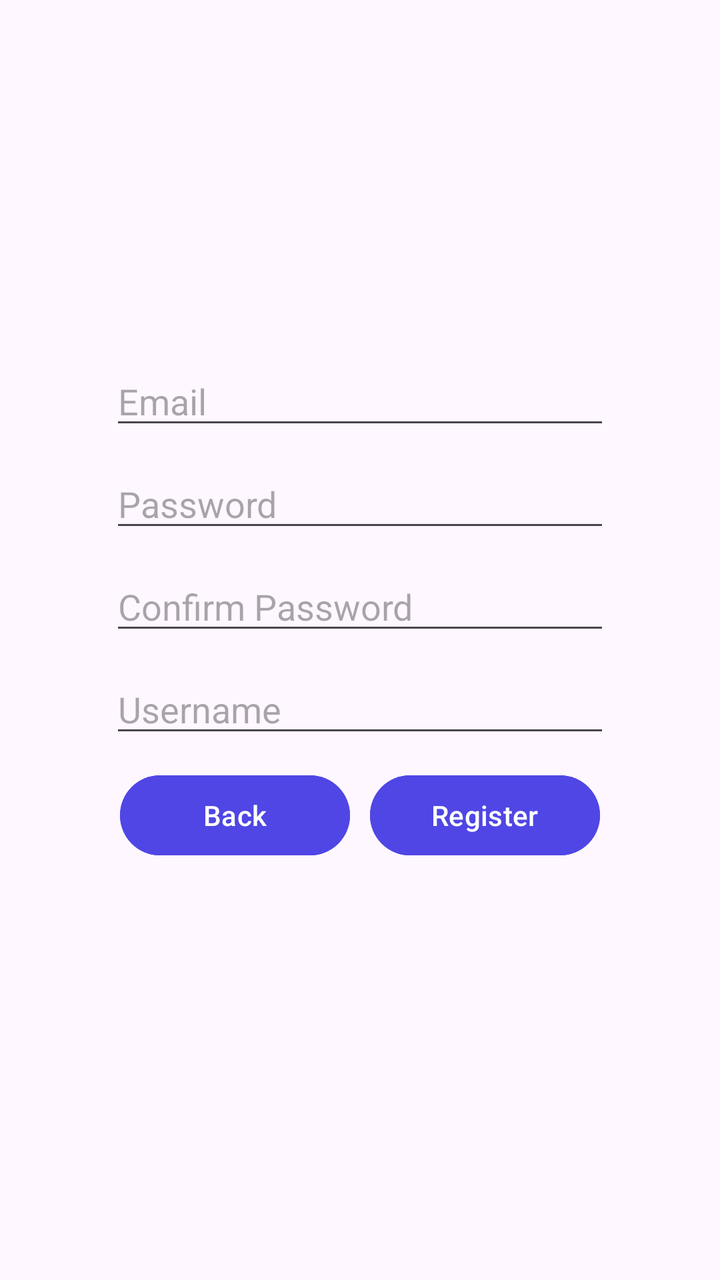
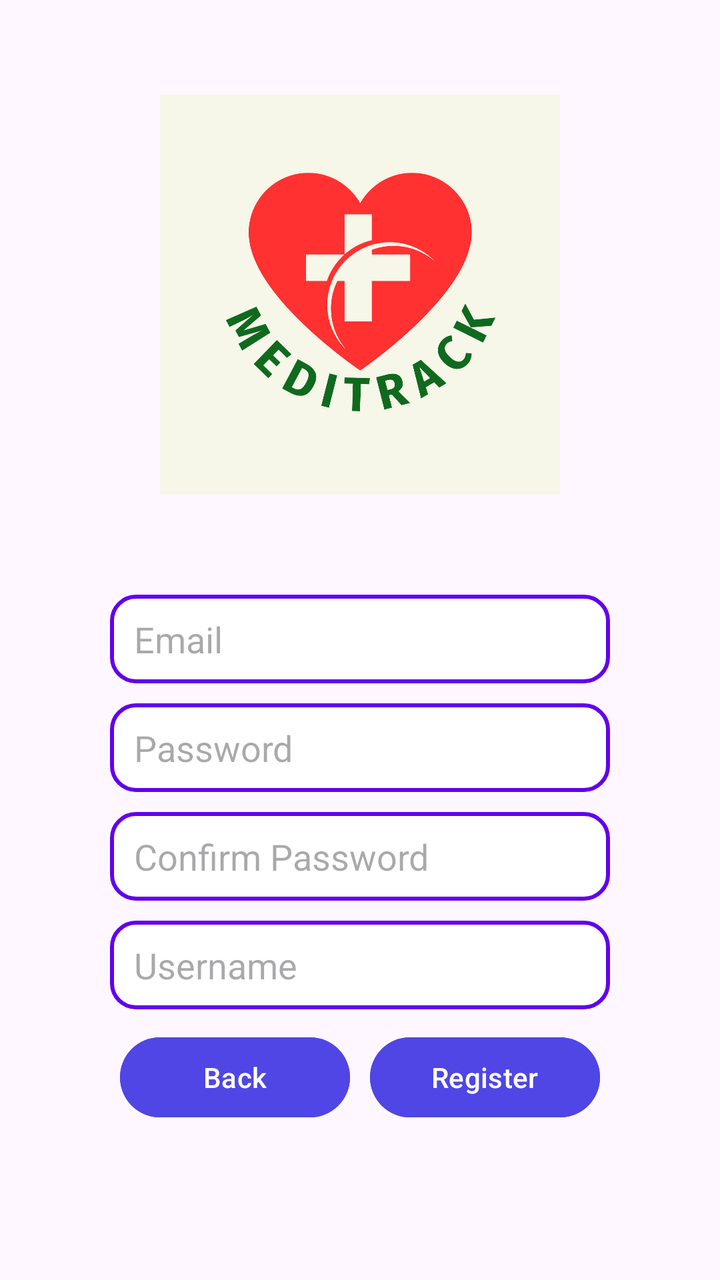

Compare the two renders of this Android layout. The source of the first and the diff that turns it into the second are given below.
<!-- AndroidManifest.xml: application theme Theme.MediTrack -->
<!-- res/layout/activity_register.xml -->
<?xml version="1.0" encoding="utf-8"?>
<LinearLayout xmlns:android="http://schemas.android.com/apk/res/android"
    android:id="@+id/main"
    android:layout_width="match_parent"
    android:layout_height="match_parent"
    android:orientation="vertical"
    android:gravity="center">

    <LinearLayout
        android:layout_width="300dp"
        android:layout_height="wrap_content"
        android:orientation="vertical"
        android:layout_marginBottom="30dp">

        
        <EditText
            android:layout_width="250dp"
            android:layout_height="wrap_content"
            android:id="@+id/newEmail"
            android:inputType="textEmailAddress"
            android:hint="Email"
            android:layout_marginBottom="10dp"
            android:layout_gravity="center" />

        
        <EditText
            android:layout_width="250dp"
            android:layout_height="wrap_content"
            android:id="@+id/newPass"
            android:inputType="textPassword"
            android:hint="Password"
            android:layout_marginBottom="10dp"
            android:layout_gravity="center" />

        
        <EditText
            android:layout_width="250dp"
            android:layout_height="wrap_content"
            android:id="@+id/checkNewPass"
            android:inputType="textPassword"
            android:hint="Confirm Password"
            android:layout_marginBottom="10dp"
            android:layout_gravity="center" />

        
        <EditText
            android:layout_width="250dp"
            android:layout_height="wrap_content"
            android:id="@+id/username"
            android:inputType="text"
            android:hint="Username"
            android:layout_marginBottom="10dp"
            android:layout_gravity="center" />

        <LinearLayout
            android:layout_width="match_parent"
            android:layout_height="wrap_content"
            android:orientation="horizontal"
            android:gravity="center">

            
            <Button
                android:layout_width="115dp"
                android:layout_height="wrap_content"
                android:id="@+id/loginReturnBtn"
                android:text="Back"
                android:layout_marginRight="5dp"
                android:backgroundTint="#4F46E5"/>

            
            <Button
                android:layout_width="115dp"
                android:layout_height="wrap_content"
                android:id="@+id/registerBtn"
                android:text="Register"
                android:layout_marginLeft="5dp"
                android:backgroundTint="#4F46E5"/>

        </LinearLayout>

    </LinearLayout>

</LinearLayout>
<!-- resources referenced by this layout -->
<resources>
  <style name="Theme.MediTrack" parent="Base.Theme.MediTrack" />
  <style name="Base.Theme.MediTrack" parent="Theme.Material3.DayNight.NoActionBar">
          
          
      </style>
</resources>

<!-- the commit's change to res/layout/activity_register.xml (unified diff, before → after) -->
@@ -5,6 +5,12 @@
     android:layout_height="match_parent"
     android:orientation="vertical"
     android:gravity="center">
+
+    <ImageView
+        android:layout_width="200dp"
+        android:layout_height="200dp"
+        android:src="@drawable/meditracklogo"
+        android:layout_marginBottom="50dp"/>
 
     <LinearLayout
         android:layout_width="300dp"
@@ -20,7 +26,8 @@
             android:inputType="textEmailAddress"
             android:hint="Email"
             android:layout_marginBottom="10dp"
-            android:layout_gravity="center" />
+            android:layout_gravity="center"
+            android:background="@drawable/edittext_bg"/>
 
         
         <EditText
@@ -30,7 +37,8 @@
             android:inputType="textPassword"
             android:hint="Password"
             android:layout_marginBottom="10dp"
-            android:layout_gravity="center" />
+            android:layout_gravity="center"
+            android:background="@drawable/edittext_bg"/>
 
         
         <EditText
@@ -40,7 +48,8 @@
             android:inputType="textPassword"
             android:hint="Confirm Password"
             android:layout_marginBottom="10dp"
-            android:layout_gravity="center" />
+            android:layout_gravity="center"
+            android:background="@drawable/edittext_bg"/>
 
         
         <EditText
@@ -50,7 +59,8 @@
             android:inputType="text"
             android:hint="Username"
             android:layout_marginBottom="10dp"
-            android:layout_gravity="center" />
+            android:layout_gravity="center"
+            android:background="@drawable/edittext_bg"/>
 
         <LinearLayout
             android:layout_width="match_parent"
<!-- resource entries referenced after the edit -->
@@ -1,5 +1,25 @@
 <!-- resources referenced by this layout -->
 <resources>
+  <!-- drawable edittext_bg (drawable) -->
+  <?xml version="1.0" encoding="utf-8"?>
+  <shape xmlns:android="http://schemas.android.com/apk/res/android">
+  
+      <solid android:color="#FFFFFF"/>
+  
+      <stroke
+          android:width="2dp"
+          android:color="#6200EE"/>
+  
+      <corners android:radius="12dp"/>
+  
+      <padding
+          android:left="12dp"
+          android:right="12dp"
+          android:top="10dp"
+          android:bottom="10dp"/>
+  
+  </shape>
+  <!-- drawable meditracklogo: png bitmap (drawable, 123612 bytes) -->
   <style name="Theme.MediTrack" parent="Base.Theme.MediTrack" />
   <style name="Base.Theme.MediTrack" parent="Theme.Material3.DayNight.NoActionBar">
           
